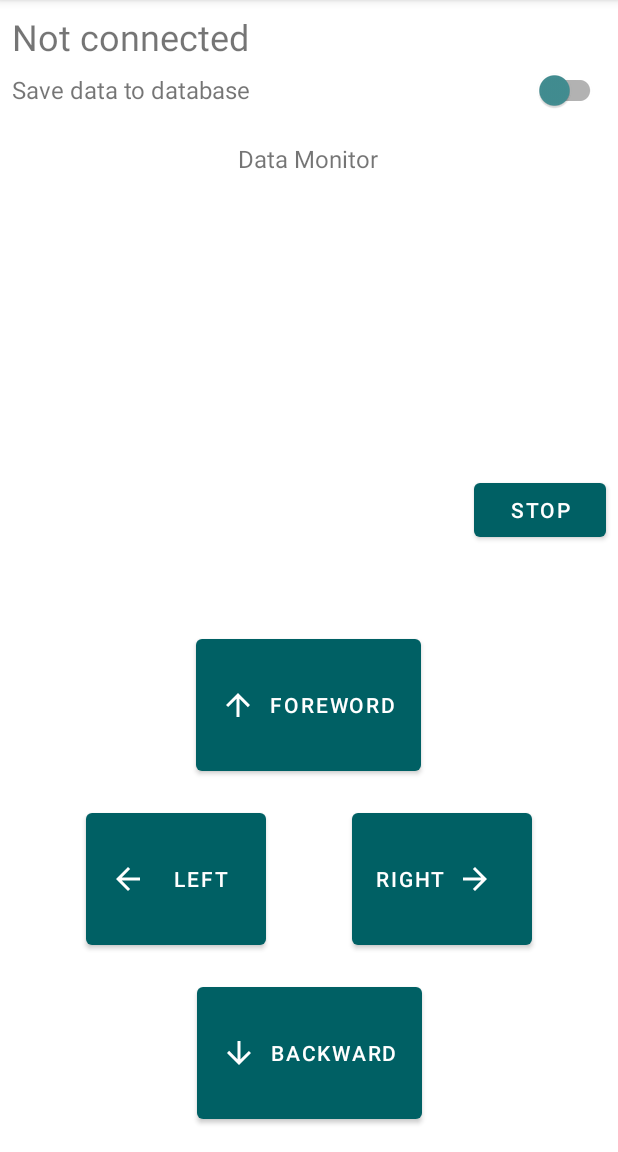
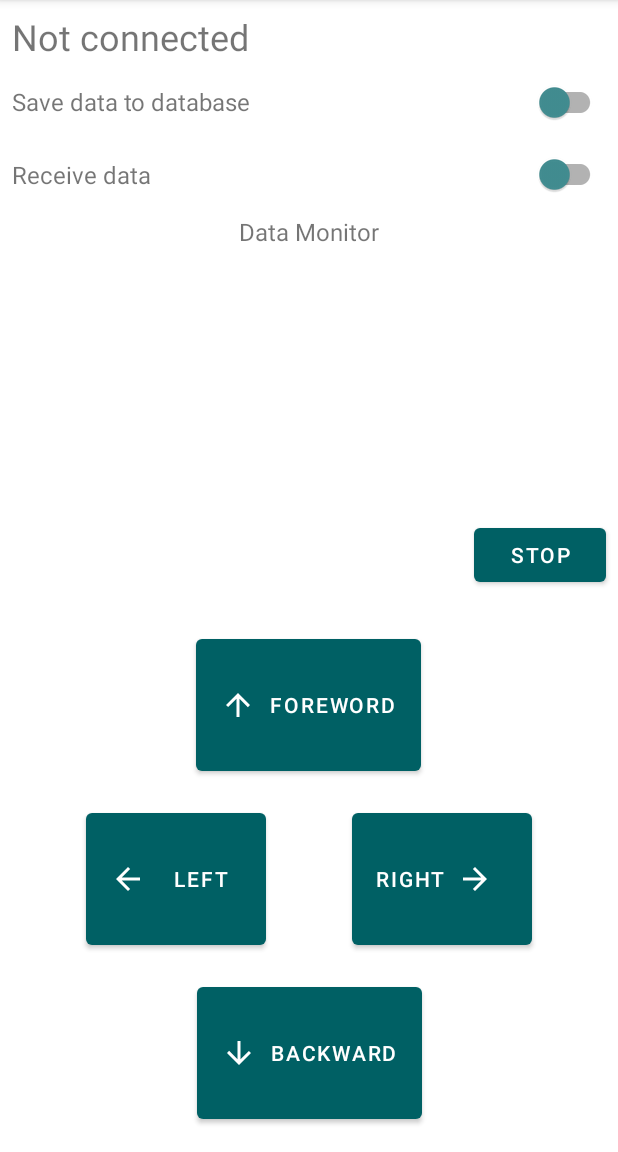
Before and after one commit to Youssef554/IEEE_Karty, an Android app: the ControlActivity screen opened directly, with no data from a screen before it, after a tap on "FOREWORD", on a phone screen of 412 x 824 dp, the part 84-1236 px from its top. Run offline under Robolectric (Android 15) with nearby library versions, the phone set to English and light mode, and no system bars; our stand-ins replace Dagger/Hilt's generated code, Room's generated code; 5 statements that could not run were skipped.

Commit message:
added a receiving switch

```diff
--- a/app/src/main/java/com/example/karty/presentation/controlScreen/ControlActivity.kt
+++ b/app/src/main/java/com/example/karty/presentation/controlScreen/ControlActivity.kt
@@ -39,12 +39,16 @@ class ControlActivity : AppCompatActivity() {
         //Declarations
         val isDataSavedSwitch: SwitchCompat = findViewById(R.id.sw_IsDataSaved)
         val responseRV: RecyclerView = findViewById(R.id.rv_DataMonitor)
+        val receivingSwitch:SwitchCompat = findViewById(R.id.sw_IsReceivingEnabled)
         val stopBtn:Button = findViewById(R.id.btn_Stop)
         val forewordBtn: Button = findViewById(R.id.btn_GoForeword)
         val backwardBtn: Button = findViewById(R.id.btn_GoBackward)
         val rightBtn: Button = findViewById(R.id.btn_GoRight)
         val leftBtn: Button = findViewById(R.id.btn_GoLeft)
-        setupDatabaseSwitch(isDataSavedSwitch)
+
+        //configurations
+        setupDatabaseSwitch(isDataSavedSwitch, receivingSwitch)
+        setupReceivingSwitch(receivingSwitch, receivingSwitch)
         setupRecyclerView(responseRV)
 
         //monitor is connected or not
@@ -66,11 +70,11 @@ class ControlActivity : AppCompatActivity() {
         //movement controls using a custom onTouch listener
         forewordBtn.setOnClickListener {
             Log.d("ttt", "onCreate: moving foreword")
-            viewModel.move("c")
+            viewModel.move("a")
         }
         backwardBtn.setOnClickListener {
             Log.d("ttt", "onCreate: moving backward")
-            viewModel.move("a")
+            viewModel.move("c")
         }
         rightBtn.setOnClickListener {
             Log.d("ttt", "onCreate: moving right")
@@ -102,21 +106,44 @@ class ControlActivity : AppCompatActivity() {
         rv.adapter = adapter
     }
 
-    private fun setupDatabaseSwitch(isDataSavedSwitch: SwitchCompat) {
+    private fun setupDatabaseSwitch(isDataSavedSwitch: SwitchCompat, receivingSwitch: SwitchCompat) {
         viewModel.isLoggingEnabled.observe(this) {
             isDataSavedSwitch.isChecked = it
-
         }
 
         isDataSavedSwitch.setOnCheckedChangeListener { _, isChecked: Boolean ->
             if (isChecked) {
                 Toast.makeText(
                     this,
-                    "Data is saved to the database the app may be slow",
+                    "receiving data enabled to store data...",
                     Toast.LENGTH_SHORT
                 ).show()
             }
             viewModel.changeIsDataLogged(isChecked)
+        }
+
+    }
+
+    private fun setupReceivingSwitch(isReceivingSwitch: SwitchCompat, isDataSavedSwitch: SwitchCompat) {
+        viewModel.isLoggingEnabled.observe(this) {
+            isReceivingSwitch.isChecked = it
+        }
+
+        isReceivingSwitch.setOnCheckedChangeListener { _, isChecked: Boolean ->
+            if (isChecked) {
+                Toast.makeText(
+                    this,
+                    "receiving data...",
+                    Toast.LENGTH_SHORT
+                ).show()
+            }else{
+                Toast.makeText(
+                    this,
+                    "receiving data disabled",
+                    Toast.LENGTH_SHORT
+                ).show()
+            }
+            viewModel.changeReceivingState(isChecked)
         }
 
     }
--- a/app/src/main/java/com/example/karty/presentation/controlScreen/ControlViewModel.kt
+++ b/app/src/main/java/com/example/karty/presentation/controlScreen/ControlViewModel.kt
@@ -18,7 +18,6 @@ import kotlinx.coroutines.*
 import java.io.IOException
 import javax.inject.Inject
 
-private const val DELAY = 900L
 private lateinit var DEVICE_MAC: String
 private var DEVICE_NAME = ""
 
@@ -35,6 +34,9 @@ class ControlViewModel @Inject constructor(
 
     private var _isLoggingEnabled: MutableLiveData<Boolean> = MutableLiveData(true)
     val isLoggingEnabled: LiveData<Boolean> = _isLoggingEnabled
+
+    private var _isReceivingEnabled: MutableLiveData<Boolean> = MutableLiveData(true)
+    val isReceivingEnabled: LiveData<Boolean> = _isReceivingEnabled
 
     private var _response: MutableLiveData<MutableList<RcResponse>> =
         MutableLiveData(mutableListOf())
@@ -61,18 +63,16 @@ class ControlViewModel @Inject constructor(
                     if (motionEvent.action == MotionEvent.ACTION_UP) {
                         break
                     }
-                    delay(DELAY)
                 }
             }
         }
         return true
     }
 
-    fun move(direction: String){
-        viewModelScope.launch {
-            sendCommand(direction)
-        }
+    fun move(direction: String) {
+        sendCommand(direction)
     }
+
     fun connect(deviceAddress: String, deviceName: String = "") {
         DEVICE_MAC = deviceAddress
         if (deviceName.isNotEmpty()) {
@@ -110,7 +110,9 @@ class ControlViewModel @Inject constructor(
         if (bluetoothSocket != null) {
             try {
                 useCases.sendCommand(bluetoothSocket!!, command)
-                receiveData()
+                if (isReceivingEnabled.value == true){
+                    receiveData()
+                }
             } catch (e: IOException) {
                 Log.e("ttt", "sendCommand: ${e.message}")
                 _isConnected.value = false
@@ -217,6 +219,10 @@ class ControlViewModel @Inject constructor(
     }
 
 
+    fun changeReceivingState(isReceived: Boolean) {
+        _isReceivingEnabled.value = isReceived
+    }
+
     fun disconnect() {
         if (bluetoothSocket != null) {
             try {
--- a/app/src/main/res/layout/activity_control.xml
+++ b/app/src/main/res/layout/activity_control.xml
@@ -11,7 +11,7 @@
         android:layout_width="match_parent"
         android:layout_height="0dp"
         android:layout_marginTop="8dp"
-        android:layout_marginBottom="120dp"
+        android:layout_marginBottom="90dp"
         app:layout_constraintBottom_toTopOf="@+id/btn_GoForeword"
         app:layout_constraintEnd_toEndOf="parent"
         app:layout_constraintHorizontal_bias="0.498"
@@ -85,11 +85,21 @@
         android:id="@+id/textView3"
         android:layout_width="wrap_content"
         android:layout_height="wrap_content"
-        android:layout_marginTop="8dp"
+        android:layout_marginTop="16dp"
         android:text="Save data to database"
         android:textSize="16sp"
         app:layout_constraintStart_toStartOf="@+id/tv_IsConnected"
         app:layout_constraintTop_toBottomOf="@+id/tv_IsConnected" />
+
+    <TextView
+        android:id="@+id/textView4"
+        android:layout_width="wrap_content"
+        android:layout_height="wrap_content"
+        android:text="Receive data"
+        android:textSize="16sp"
+        app:layout_constraintBottom_toBottomOf="@+id/sw_IsReceivingEnabled"
+        app:layout_constraintStart_toStartOf="@+id/tv_IsConnected"
+        app:layout_constraintTop_toTopOf="@+id/sw_IsReceivingEnabled" />
 
     <androidx.appcompat.widget.SwitchCompat
         android:id="@+id/sw_IsDataSaved"
@@ -108,13 +118,12 @@
         android:id="@+id/textView6"
         android:layout_width="wrap_content"
         android:layout_height="wrap_content"
-        android:layout_marginTop="24dp"
+        android:layout_marginTop="16dp"
         android:text="Data Monitor"
         android:textSize="16sp"
         app:layout_constraintEnd_toEndOf="parent"
-        app:layout_constraintHorizontal_bias="0.498"
         app:layout_constraintStart_toStartOf="parent"
-        app:layout_constraintTop_toBottomOf="@+id/textView3" />
+        app:layout_constraintTop_toBottomOf="@+id/textView4" />
 
     <Button
         android:id="@+id/btn_Stop"
@@ -126,4 +135,12 @@
         app:layout_constraintEnd_toEndOf="parent"
         app:layout_constraintTop_toBottomOf="@+id/rv_DataMonitor" />
 
+    <androidx.appcompat.widget.SwitchCompat
+        android:id="@+id/sw_IsReceivingEnabled"
+        android:layout_width="wrap_content"
+        android:layout_height="wrap_content"
+        android:layout_marginEnd="8dp"
+        app:layout_constraintEnd_toEndOf="parent"
+        app:layout_constraintTop_toBottomOf="@+id/sw_IsDataSaved" />
+
 </androidx.constraintlayout.widget.ConstraintLayout>
```
Also changed, not shown: app/src/main/java/com/example/karty/presentation/utils/Helpers.kt (+4 -4 lines).
